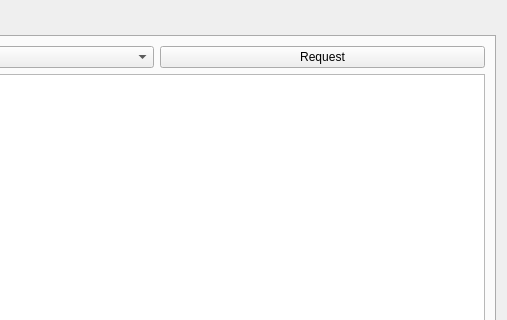
The window that online_wallet/forms/informationwindow.ui (bmstu-iu8-2018-project/wallet) describes before a commit, drawn with Qt 5; both pictures show x 193 to 700 and y 0 to 320 of the 700 by 406 pixel window.
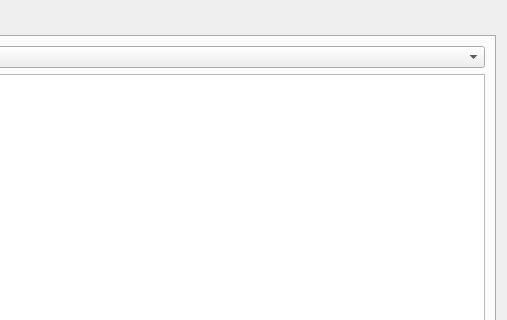
The same window after the commit. The open tabs and pages were chosen to show the change.

```diff
--- a/online_wallet/forms/informationwindow.ui
+++ b/online_wallet/forms/informationwindow.ui
@@ -140,13 +140,6 @@
            <item>
             <widget class="QComboBox" name="boxRequests"/>
            </item>
-           <item>
-            <widget class="QPushButton" name="request">
-             <property name="text">
-              <string>Request</string>
-             </property>
-            </widget>
-           </item>
           </layout>
          </item>
          <item>
```
